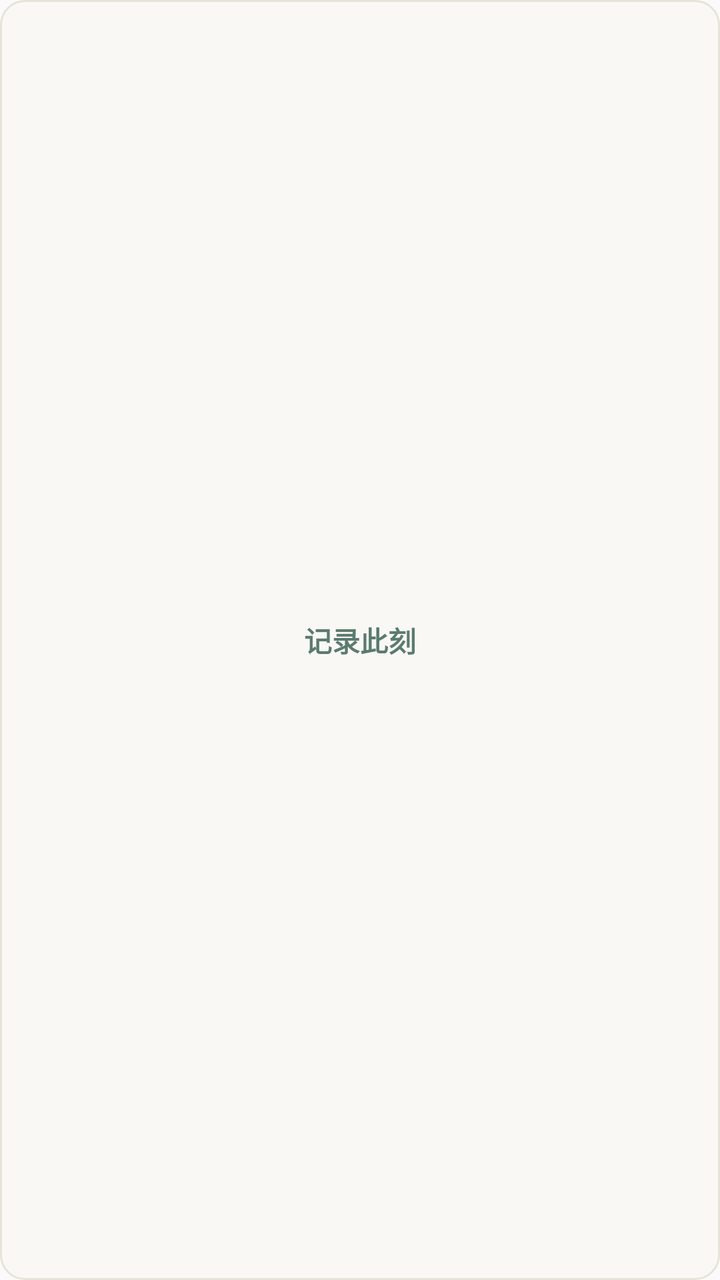
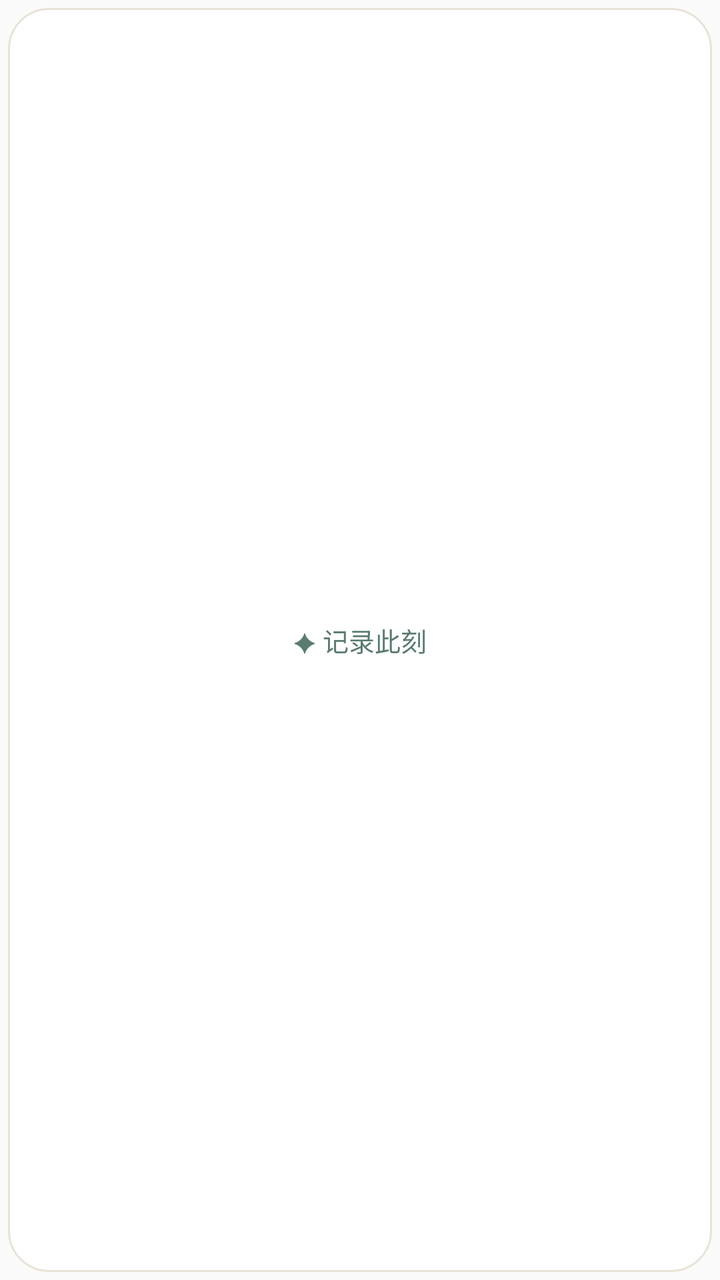

Compare the two renders of this Android layout. The source of the first and the diff that turns it into the second are given below.
<!-- AndroidManifest.xml: application theme Theme.GiftToLife -->
<!-- res/layout/quick_entry_widget.xml -->
<?xml version="1.0" encoding="utf-8"?>
<LinearLayout xmlns:android="http://schemas.android.com/apk/res/android"
    android:layout_width="match_parent"
    android:layout_height="match_parent"
    android:gravity="center"
    android:orientation="vertical"
    android:background="@drawable/widget_background"
    android:padding="8dp"
    android:id="@+id/widget_container">

    <TextView
        android:id="@+id/widget_label"
        android:layout_width="wrap_content"
        android:layout_height="wrap_content"
        android:text="记录此刻"
        android:textColor="#5B7B6F"
        android:textSize="14sp"
        android:textStyle="bold" />

</LinearLayout>
<!-- resources referenced by this layout -->
<resources>
  <!-- drawable widget_background (drawable) -->
  <?xml version="1.0" encoding="utf-8"?>
  <shape xmlns:android="http://schemas.android.com/apk/res/android">
      <solid android:color="#FAF8F5" />
      <corners android:radius="12dp" />
      <stroke android:width="1dp" android:color="#E8E3D8" />
  </shape>
  <style name="Theme.GiftToLife" parent="android:Theme.Material.Light.NoActionBar" />
</resources>

<!-- the commit's change to res/layout/quick_entry_widget.xml (unified diff, before → after) -->
@@ -1,20 +1,36 @@
 <?xml version="1.0" encoding="utf-8"?>
-<LinearLayout xmlns:android="http://schemas.android.com/apk/res/android"
+<FrameLayout xmlns:android="http://schemas.android.com/apk/res/android"
+    android:id="@+id/widget_container"
     android:layout_width="match_parent"
     android:layout_height="match_parent"
-    android:gravity="center"
-    android:orientation="vertical"
-    android:background="@drawable/widget_background"
-    android:padding="8dp"
-    android:id="@+id/widget_container">
+    android:padding="4dp">
+
+    <ImageView
+        android:id="@+id/widget_card_fill"
+        android:layout_width="match_parent"
+        android:layout_height="match_parent"
+        android:importantForAccessibility="no"
+        android:scaleType="fitXY"
+        android:src="@drawable/widget_card_fill" />
+
+    <ImageView
+        android:id="@+id/widget_card_border"
+        android:layout_width="match_parent"
+        android:layout_height="match_parent"
+        android:importantForAccessibility="no"
+        android:scaleType="fitXY"
+        android:src="@drawable/widget_card_border" />
 
     <TextView
-        android:id="@+id/widget_label"
-        android:layout_width="wrap_content"
-        android:layout_height="wrap_content"
-        android:text="记录此刻"
+        android:id="@+id/widget_quick_label"
+        android:layout_width="match_parent"
+        android:layout_height="match_parent"
+        android:ellipsize="end"
+        android:fontFamily="sans-serif-medium"
+        android:gravity="center"
+        android:includeFontPadding="false"
+        android:maxLines="1"
+        android:text="✦ 记录此刻"
         android:textColor="#5B7B6F"
-        android:textSize="14sp"
-        android:textStyle="bold" />
-
-</LinearLayout>
+        android:textSize="13sp" />
+</FrameLayout>
<!-- resource entries referenced after the edit -->
@@ -1,11 +1,18 @@
 <!-- resources referenced by this layout -->
 <resources>
-  <!-- drawable widget_background (drawable) -->
+  <!-- drawable widget_card_border (drawable) -->
   <?xml version="1.0" encoding="utf-8"?>
   <shape xmlns:android="http://schemas.android.com/apk/res/android">
-      <solid android:color="#FAF8F5" />
-      <corners android:radius="12dp" />
-      <stroke android:width="1dp" android:color="#E8E3D8" />
+      <stroke
+          android:width="1dp"
+          android:color="#E8E3D8" />
+      <corners android:radius="20dp" />
+  </shape>
+  <!-- drawable widget_card_fill (drawable) -->
+  <?xml version="1.0" encoding="utf-8"?>
+  <shape xmlns:android="http://schemas.android.com/apk/res/android">
+      <solid android:color="#FFFFFF" />
+      <corners android:radius="20dp" />
   </shape>
   <style name="Theme.GiftToLife" parent="android:Theme.Material.Light.NoActionBar" />
 </resources>
